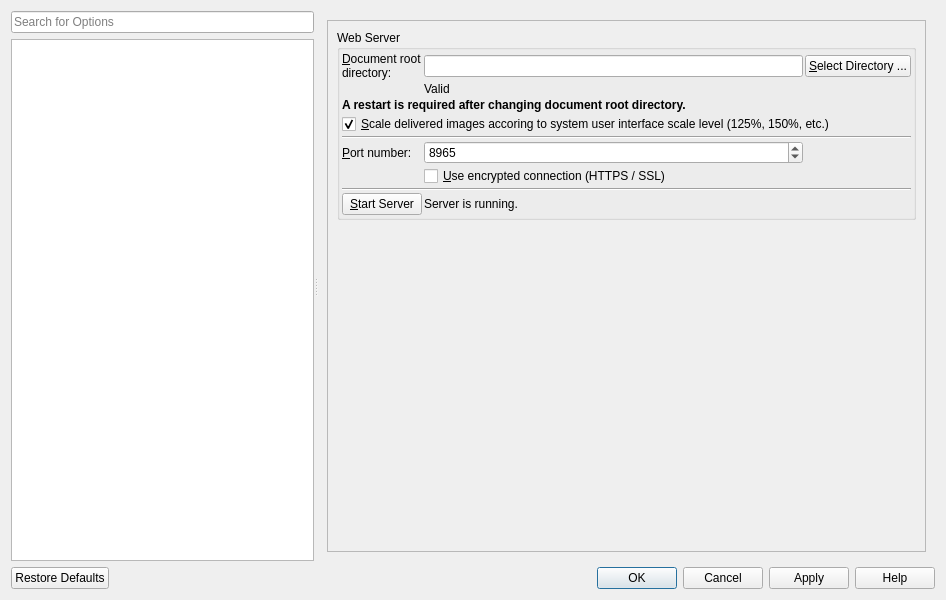
Old version of the form src/options/options.ui in the repository albar965/littlenavmap.
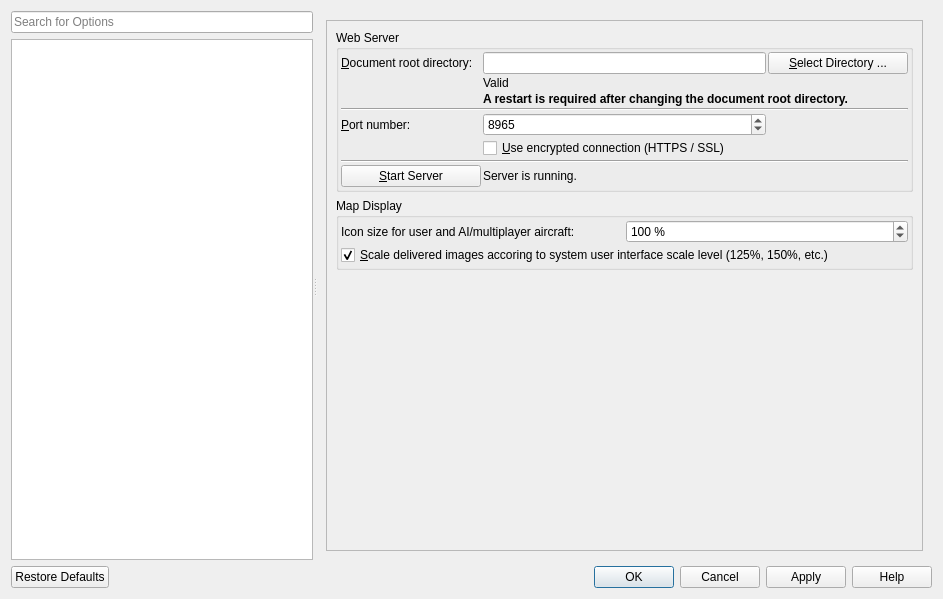
New version of the form. The open tabs and pages were chosen to show the change. Icons and pictures are not drawn.

Commit message: Added option to scale images separately for web pages on high resolution displays

The edit to the form file:
```diff
--- a/src/options/options.ui
+++ b/src/options/options.ui
@@ -6,8 +6,8 @@
    <rect>
     <x>0</x>
     <y>0</y>
-    <width>946</width>
-    <height>600</height>
+    <width>943</width>
+    <height>599</height>
    </rect>
   </property>
   <property name="windowTitle">
@@ -77,8 +77,8 @@
             <rect>
              <x>0</x>
              <y>0</y>
-             <width>631</width>
-             <height>531</height>
+             <width>630</width>
+             <height>530</height>
             </rect>
            </property>
            <layout class="QVBoxLayout" name="verticalLayout_21">
@@ -434,8 +434,8 @@
             <rect>
              <x>0</x>
              <y>0</y>
-             <width>631</width>
-             <height>531</height>
+             <width>514</width>
+             <height>371</height>
             </rect>
            </property>
            <layout class="QVBoxLayout" name="verticalLayout_22">
@@ -627,8 +627,8 @@
             <rect>
              <x>0</x>
              <y>0</y>
-             <width>617</width>
-             <height>970</height>
+             <width>419</width>
+             <height>1030</height>
             </rect>
            </property>
            <layout class="QVBoxLayout" name="verticalLayout_23">
@@ -1293,8 +1293,8 @@
             <rect>
              <x>0</x>
              <y>0</y>
-             <width>631</width>
-             <height>531</height>
+             <width>568</width>
+             <height>386</height>
             </rect>
            </property>
            <layout class="QGridLayout" name="gridLayout_36">
@@ -1614,8 +1614,8 @@
             <rect>
              <x>0</x>
              <y>0</y>
-             <width>631</width>
-             <height>531</height>
+             <width>512</width>
+             <height>400</height>
             </rect>
            </property>
            <layout class="QVBoxLayout" name="verticalLayout_59">
@@ -1843,8 +1843,8 @@
             <rect>
              <x>0</x>
              <y>0</y>
-             <width>631</width>
-             <height>531</height>
+             <width>317</width>
+             <height>487</height>
             </rect>
            </property>
            <layout class="QGridLayout" name="gridLayout">
@@ -2114,8 +2114,8 @@
             <rect>
              <x>0</x>
              <y>0</y>
-             <width>631</width>
-             <height>531</height>
+             <width>599</width>
+             <height>399</height>
             </rect>
            </property>
            <layout class="QGridLayout" name="gridLayout_2">
@@ -7322,8 +7322,8 @@
             <rect>
              <x>0</x>
              <y>0</y>
-             <width>389</width>
-             <height>375</height>
+             <width>630</width>
+             <height>530</height>
             </rect>
            </property>
            <layout class="QVBoxLayout" name="verticalLayout_29">
@@ -7624,11 +7624,24 @@
             <rect>
              <x>0</x>
              <y>0</y>
-             <width>536</width>
-             <height>322</height>
+             <width>630</width>
+             <height>530</height>
             </rect>
            </property>
            <layout class="QGridLayout" name="gridLayout_37">
+            <item row="3" column="0">
+             <spacer name="verticalSpacer_15">
+              <property name="orientation">
+               <enum>Qt::Vertical</enum>
+              </property>
+              <property name="sizeHint" stdset="0">
+               <size>
+                <width>20</width>
+                <height>40</height>
+               </size>
+              </property>
+             </spacer>
+            </item>
             <item row="0" column="0">
              <widget class="QGroupBox" name="groupBox_22">
               <property name="title">
@@ -7650,17 +7663,14 @@
                <property name="spacing">
                 <number>2</number>
                </property>
-               <item row="5" column="0">
-                <widget class="QLabel" name="labelOptionsWebPort">
+               <item row="0" column="3">
+                <widget class="QPushButton" name="pushButtonOptionsWebSelectDocroot">
                  <property name="text">
-                  <string>&amp;Port number:</string>
-                 </property>
-                 <property name="buddy">
-                  <cstring>spinBoxOptionsWebPort</cstring>
+                  <string>&amp;Select Directory ...</string>
                  </property>
                 </widget>
                </item>
-               <item row="5" column="1">
+               <item row="5" column="1" colspan="2">
                 <widget class="QSpinBox" name="spinBoxOptionsWebPort">
                  <property name="toolTip">
                   <string>Port number for the web server.  Default is 8965.
@@ -7677,32 +7687,36 @@
                  </property>
                 </widget>
                </item>
-               <item row="6" column="1" colspan="2">
-                <widget class="QCheckBox" name="checkBoxOptionsWebEncrypted">
-                 <property name="toolTip">
-                  <string>Use a so-called self-signed example certificate for an encrypted connection.
-Browsers will show a warning when using such a connection and you have to add an security exception in the browser.
-You have to use &quot;https//...&quot; instead of &quot;http://...&quot; when accessing the page. Otherwise you will get an error in the web browser.
-Be aware that the used example certificate does not provide security since the private key is available publicly in the
-Little Navmap GIT repository.
-</string>
-                 </property>
+               <item row="5" column="0">
+                <widget class="QLabel" name="labelOptionsWebPort">
                  <property name="text">
-                  <string>&amp;Use encrypted connection (HTTPS / SSL)</string>
+                  <string>&amp;Port number:</string>
                  </property>
+                 <property name="buddy">
+                  <cstring>spinBoxOptionsWebPort</cstring>
+                 </property>
                 </widget>
                </item>
-               <item row="8" column="0" alignment="Qt::AlignTop">
-                <widget class="QPushButton" name="pushButtonOptionsWebStart">
-                 <property name="toolTip">
-                  <string>Start or stop the server to test the values above.</string>
-                 </property>
+               <item row="9" column="1" colspan="3">
+                <widget class="QLabel" name="labelOptionsWebStatus">
                  <property name="text">
-                  <string>&amp;Start Server</string>
+                  <string>Server is running.</string>
                  </property>
+                 <property name="wordWrap">
+                  <bool>true</bool>
+                 </property>
+                 <property name="margin">
+                  <number>5</number>
+                 </property>
+                 <property name="openExternalLinks">
+                  <bool>true</bool>
+                 </property>
+                 <property name="textInteractionFlags">
+                  <set>Qt::LinksAccessibleByMouse|Qt::TextSelectableByMouse</set>
+                 </property>
                 </widget>
                </item>
-               <item row="0" column="1">
+               <item row="0" column="1" colspan="2">
                 <widget class="QLineEdit" name="lineEditOptionsWebDocroot">
                  <property name="toolTip">
                   <string>Base directory of the web server. This is the directory containing the &quot;index.html&quot; file.
@@ -7711,75 +7725,43 @@
                  </property>
                 </widget>
                </item>
-               <item row="4" column="0" colspan="3">
+               <item row="1" column="1" colspan="3">
+                <widget class="QLabel" name="labelOptionWebDocrootStatus">
+                 <property name="text">
+                  <string>Valid</string>
+                 </property>
+                 <property name="wordWrap">
+                  <bool>true</bool>
+                 </property>
+                 <property name="margin">
+                  <number>10</number>
+                 </property>
+                 <property name="textInteractionFlags">
+                  <set>Qt::LinksAccessibleByMouse|Qt::TextSelectableByMouse</set>
+                 </property>
+                </widget>
+               </item>
+               <item row="4" column="0" colspan="4">
                 <widget class="Line" name="line_15">
                  <property name="orientation">
                   <enum>Qt::Horizontal</enum>
                  </property>
                 </widget>
                </item>
-               <item row="0" column="2">
-                <widget class="QPushButton" name="pushButtonOptionsWebSelectDocroot">
-                 <property name="text">
-                  <string>&amp;Select Directory ...</string>
-                 </property>
-                </widget>
-               </item>
-               <item row="8" column="1" colspan="2">
-                <widget class="QLabel" name="labelOptionsWebStatus">
-                 <property name="text">
-                  <string>Server is running.</string>
-                 </property>
-                 <property name="wordWrap">
-                  <bool>true</bool>
-                 </property>
-                 <property name="margin">
-                  <number>5</number>
-                 </property>
-                 <property name="openExternalLinks">
-                  <bool>true</bool>
-                 </property>
-                 <property name="textInteractionFlags">
-                  <set>Qt::LinksAccessibleByMouse|Qt::TextSelectableByMouse</set>
-                 </property>
-                </widget>
-               </item>
-               <item row="7" column="0" colspan="3">
+               <item row="8" column="0" colspan="4">
                 <widget class="Line" name="line_14">
                  <property name="orientation">
                   <enum>Qt::Horizontal</enum>
                  </property>
                 </widget>
                </item>
-               <item row="1" column="1" colspan="2">
-                <widget class="QLabel" name="labelOptionWebDocrootStatus">
-                 <property name="text">
-                  <string>Valid</string>
+               <item row="9" column="0">
+                <widget class="QPushButton" name="pushButtonOptionsWebStart">
+                 <property name="toolTip">
+                  <string>Start or stop the server to test the values above.</string>
                  </property>
-                 <property name="wordWrap">
-                  <bool>true</bool>
-                 </property>
-                 <property name="margin">
-                  <number>10</number>
-                 </property>
-                 <property name="textInteractionFlags">
-                  <set>Qt::LinksAccessibleByMouse|Qt::TextSelectableByMouse</set>
-                 </property>
-                </widget>
-               </item>
-               <item row="2" column="0" colspan="3">
-                <widget class="QLabel" name="labelOptionsRestartWebServer">
                  <property name="text">
-                  <string>&lt;html&gt;&lt;head/&gt;&lt;body&gt;&lt;p&gt;&lt;span style=&quot; font-weight:600;&quot;&gt;A restart is required after changing document root directory.&lt;/span&gt;&lt;/p&gt;&lt;/body&gt;&lt;/html&gt;</string>
-                 </property>
-                 <property name="wordWrap">
-                  <bool>true</bool>
-                 </property>
-                 <property name="margin">
-                  <number>10</number>
-                 </property>
-                 <property name="textInteractionFlags">
-                  <set>Qt::LinksAccessibleByMouse|Qt::TextSelectableByMouse</set>
+                  <string>&amp;Start Server</string>
                  </property>
                 </widget>
                </item>
@@ -7799,7 +7781,95 @@
                  </property>
                 </widget>
                </item>
-               <item row="3" column="0" colspan="3">
+               <item row="6" column="1" colspan="3">
+                <widget class="QCheckBox" name="checkBoxOptionsWebEncrypted">
+                 <property name="toolTip">
+                  <string>Use a so-called self-signed example certificate for an encrypted connection.
+Browsers will show a warning when using such a connection and you have to add an security exception in the browser.
+You have to use &quot;https//...&quot; instead of &quot;http://...&quot; when accessing the page. Otherwise you will get an error in the web browser.
+Be aware that the used example certificate does not provide security since the private key is available publicly in the
+Little Navmap GIT repository.
+</string>
+                 </property>
+                 <property name="text">
+                  <string>&amp;Use encrypted connection (HTTPS / SSL)</string>
+                 </property>
+                </widget>
+               </item>
+               <item row="2" column="1" colspan="3">
+                <widget class="QLabel" name="labelOptionsRestartWebServer">
+                 <property name="text">
+                  <string>&lt;html&gt;&lt;head/&gt;&lt;body&gt;&lt;p&gt;&lt;span style=&quot; font-weight:600;&quot;&gt;A restart is required after changing the document root directory.&lt;/span&gt;&lt;/p&gt;&lt;/body&gt;&lt;/html&gt;</string>
+                 </property>
+                 <property name="wordWrap">
+                  <bool>true</bool>
+                 </property>
+                 <property name="margin">
+                  <number>10</number>
+                 </property>
+                 <property name="textInteractionFlags">
+                  <set>Qt::LinksAccessibleByMouse|Qt::TextSelectableByMouse</set>
+                 </property>
+                </widget>
+               </item>
+              </layout>
+             </widget>
+            </item>
+            <item row="2" column="0">
+             <widget class="QGroupBox" name="groupBox_23">
+              <property name="title">
+               <string>Map Display</string>
+              </property>
+              <layout class="QGridLayout" name="gridLayout_9">
+               <property name="leftMargin">
+                <number>2</number>
+               </property>
+               <property name="topMargin">
+                <number>2</number>
+               </property>
+               <property name="rightMargin">
+                <number>2</number>
+               </property>
+               <property name="bottomMargin">
+                <number>2</number>
+               </property>
+               <property name="spacing">
+                <number>2</number>
+               </property>
+               <item row="1" column="1">
+                <widget class="QSpinBox" name="spinBoxOptionWebIconSize">
+                 <property name="toolTip">
+                  <string>Change the icon size for the user and AI/multiplayer aircraft in the map display. 
+Increase this value if you are using a high resolution display on the client and the aircraft icons are too small.
+
+Note that this does not apply to the Dynamic Touch and Drag map and 
+does not affect the map display in the main program.</string>
+                 </property>
+                 <property name="suffix">
+                  <string> %</string>
+                 </property>
+                 <property name="minimum">
+                  <number>50</number>
+                 </property>
+                 <property name="maximum">
+                  <number>500</number>
+                 </property>
+                 <property name="singleStep">
+                  <number>10</number>
+                 </property>
+                 <property name="value">
+                  <number>100</number>
+                 </property>
+                </widget>
+               </item>
+               <item row="1" column="0">
+                <widget class="QLabel" name="labelOptionWebIconSize">
+                 <property name="text">
+                  <string>Icon size for user and AI/multiplayer aircraft:</string>
+                 </property>
+                </widget>
+               </item>
+               <item row="2" column="0" colspan="2">
                 <widget class="QCheckBox" name="checkBoxOptionsWebScale">
                  <property name="toolTip">
                   <string>This will deliver map images scaled according to your user interface scale level if checked and 
@@ -7818,19 +7888,6 @@
               </layout>
              </widget>
             </item>
-            <item row="2" column="0">
-             <spacer name="verticalSpacer_15">
-              <property name="orientation">
-               <enum>Qt::Vertical</enum>
-              </property>
-              <property name="sizeHint" stdset="0">
-               <size>
-                <width>20</width>
-                <height>40</height>
-               </size>
-              </property>
-             </spacer>
-            </item>
            </layout>
           </widget>
          </widget>
@@ -7849,8 +7906,8 @@
             <rect>
              <x>0</x>
              <y>0</y>
-             <width>437</width>
-             <height>699</height>
+             <width>616</width>
+             <height>629</height>
             </rect>
            </property>
            <layout class="QVBoxLayout" name="verticalLayout_30">
@@ -8211,8 +8268,8 @@
             <rect>
              <x>0</x>
              <y>0</y>
-             <width>395</width>
-             <height>506</height>
+             <width>630</width>
+             <height>530</height>
             </rect>
            </property>
            <layout class="QGridLayout" name="gridLayout_38">
```
Left out of the diff: 3 changed lines with no effect on the pictures. The commit also changes 8 other files.
